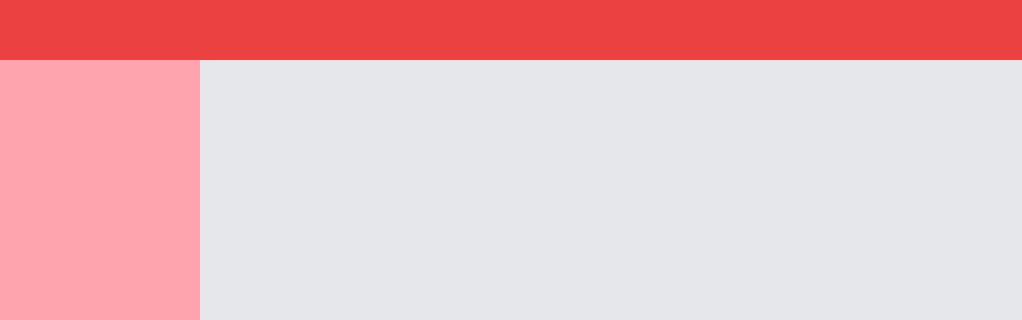
This is mainwindow.ui in rainwildest/NeteaseCloud as Qt 5 draws it before an edit; both pictures show x 0 to 1022 and y 0 to 320 of the 1022 by 670 pixel window. The edited form follows.
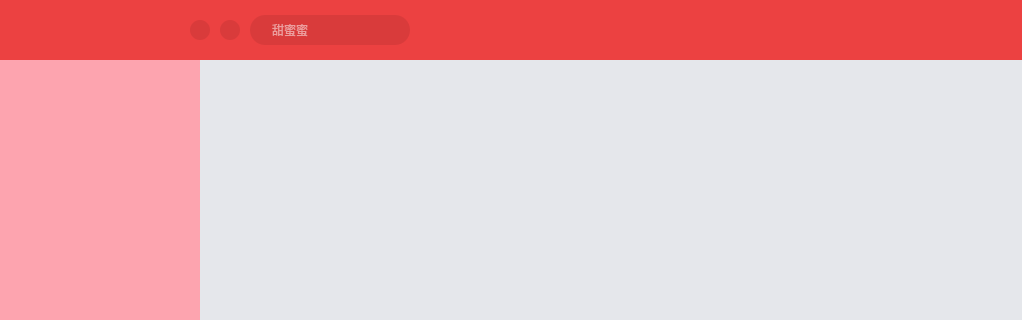
This is the edited form. Icons and pictures are not drawn.

Commit message: 修改布局样式

```diff
--- a/mainwindow.ui
+++ b/mainwindow.ui
@@ -10,6 +10,12 @@
     <height>670</height>
    </rect>
   </property>
+  <property name="minimumSize">
+   <size>
+    <width>140</width>
+    <height>40</height>
+   </size>
+  </property>
   <property name="windowTitle">
    <string>MainWindow</string>
   </property>
@@ -61,6 +67,185 @@
       <property name="styleSheet">
        <string notr="true">background-color: rgb(236, 65, 65);</string>
       </property>
+      <layout class="QHBoxLayout" name="horizontalLayout">
+       <property name="spacing">
+        <number>0</number>
+       </property>
+       <property name="leftMargin">
+        <number>0</number>
+       </property>
+       <property name="topMargin">
+        <number>9</number>
+       </property>
+       <property name="rightMargin">
+        <number>0</number>
+       </property>
+       <item>
+        <spacer name="horizontalSpacer_4">
+         <property name="orientation">
+          <enum>Qt::Horizontal</enum>
+         </property>
+         <property name="sizeType">
+          <enum>QSizePolicy::Fixed</enum>
+         </property>
+         <property name="sizeHint" stdset="0">
+          <size>
+           <width>10</width>
+           <height>20</height>
+          </size>
+         </property>
+        </spacer>
+       </item>
+       <item>
+        <widget class="QWidget" name="widget_5" native="true">
+         <property name="minimumSize">
+          <size>
+           <width>140</width>
+           <height>40</height>
+          </size>
+         </property>
+         <property name="maximumSize">
+          <size>
+           <width>140</width>
+           <height>40</height>
+          </size>
+         </property>
+         <property name="styleSheet">
+          <string notr="true">image: url(:/resource/wyy.png);</string>
+         </property>
+        </widget>
+       </item>
+       <item>
+        <spacer name="horizontalSpacer">
+         <property name="orientation">
+          <enum>Qt::Horizontal</enum>
+         </property>
+         <property name="sizeType">
+          <enum>QSizePolicy::Fixed</enum>
+         </property>
+         <property name="sizeHint" stdset="0">
+          <size>
+           <width>40</width>
+           <height>20</height>
+          </size>
+         </property>
+        </spacer>
+       </item>
+       <item>
+        <widget class="QPushButton" name="pushButton">
+         <property name="minimumSize">
+          <size>
+           <width>20</width>
+           <height>20</height>
+          </size>
+         </property>
+         <property name="maximumSize">
+          <size>
+           <width>20</width>
+           <height>20</height>
+          </size>
+         </property>
+         <property name="styleSheet">
+          <string notr="true">image: url(:/resource/后退.png);
+background-color: rgb(217, 59, 59);
+border-radius: 10px;</string>
+         </property>
+         <property name="text">
+          <string/>
+         </property>
+        </widget>
+       </item>
+       <item>
+        <spacer name="horizontalSpacer_3">
+         <property name="orientation">
+          <enum>Qt::Horizontal</enum>
+         </property>
+         <property name="sizeType">
+          <enum>QSizePolicy::Fixed</enum>
+         </property>
+         <property name="sizeHint" stdset="0">
+          <size>
+           <width>10</width>
+           <height>20</height>
+          </size>
+         </property>
+        </spacer>
+       </item>
+       <item>
+        <widget class="QPushButton" name="pushButton_2">
+         <property name="minimumSize">
+          <size>
+           <width>20</width>
+           <height>20</height>
+          </size>
+         </property>
+         <property name="maximumSize">
+          <size>
+           <width>20</width>
+           <height>20</height>
+          </size>
+         </property>
+         <property name="styleSheet">
+          <string notr="true">image: url(:/resource/前进.png);
+background-color: rgb(217, 59, 59);
+border-radius: 10px;</string>
+         </property>
+         <property name="text">
+          <string/>
+         </property>
+        </widget>
+       </item>
+       <item>
+        <spacer name="horizontalSpacer_5">
+         <property name="orientation">
+          <enum>Qt::Horizontal</enum>
+         </property>
+         <property name="sizeType">
+          <enum>QSizePolicy::Fixed</enum>
+         </property>
+         <property name="sizeHint" stdset="0">
+          <size>
+           <width>10</width>
+           <height>20</height>
+          </size>
+         </property>
+        </spacer>
+       </item>
+       <item>
+        <widget class="QLineEdit" name="lineEdit">
+         <property name="maximumSize">
+          <size>
+           <width>160</width>
+           <height>30</height>
+          </size>
+         </property>
+         <property name="styleSheet">
+          <string notr="true">background-color: rgb(217, 59, 59);
+border-radius: 15px;
+padding: 0px 20px;
+font-size: 14;
+font-family:&quot;微软雅黑&quot;;
+color: rgb(255,255,255);</string>
+         </property>
+         <property name="placeholderText">
+          <string>甜蜜蜜</string>
+         </property>
+        </widget>
+       </item>
+       <item>
+        <spacer name="horizontalSpacer_2">
+         <property name="orientation">
+          <enum>Qt::Horizontal</enum>
+         </property>
+         <property name="sizeHint" stdset="0">
+          <size>
+           <width>40</width>
+           <height>20</height>
+          </size>
+         </property>
+        </spacer>
+       </item>
+      </layout>
      </widget>
     </item>
     <item row="2" column="0" colspan="2">
```
The commit also changes 3 other files.
